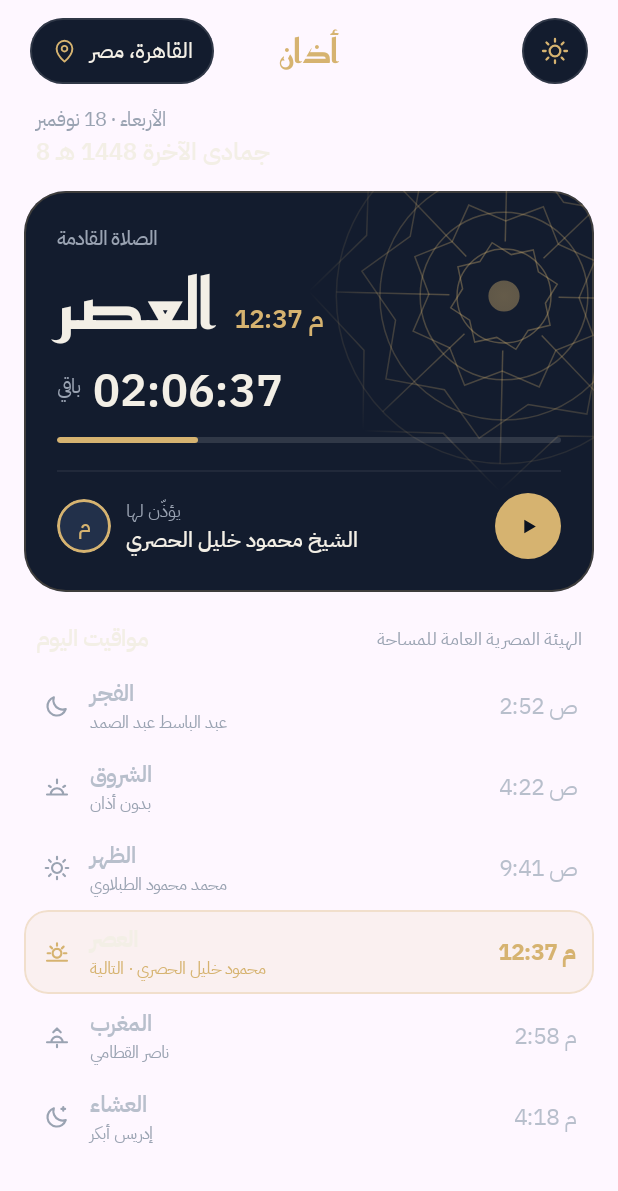
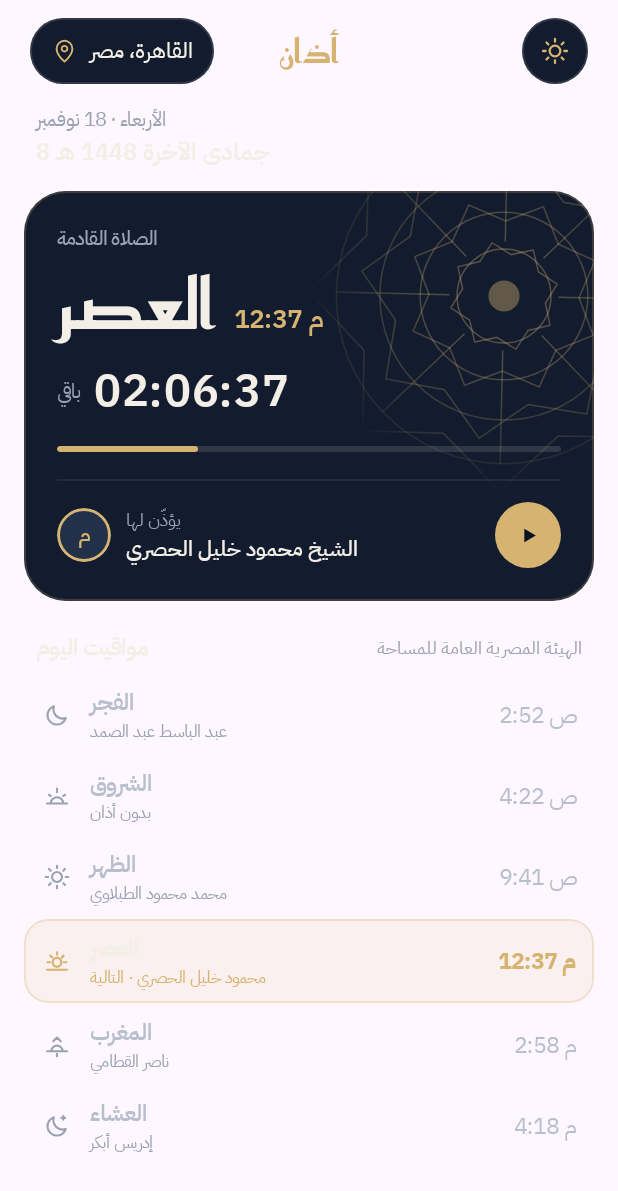
Before and after one commit to Abdelrahman2213/first-project, an Android app built with Jetpack Compose: the composable HomeScreen shown on its own in the app's theme, on a phone screen of 412 x 824 dp. Shown: the top 1191 px of the screen. Run offline under Robolectric (Android 15) with nearby library versions, the phone set to English and light mode, and no system bars.

Commit message:
Fix countdown digits drawn as ellipsis; UI test checks
Co-Authored-By: Claude Opus 5.5 <noreply@anthropic.com>
Claude-Session: https://claude.ai/code/session_01PWUkXM3KJ4qQ2rmhRBxHvt

```diff
--- a/app/src/main/java/com/athaan/app/ui/screens/HomeScreen.kt
+++ b/app/src/main/java/com/athaan/app/ui/screens/HomeScreen.kt
@@ -244,15 +244,14 @@ fun HomeScreen(vm: AppViewModel, onLocation: () -> Unit, onPrayer: (Prayer) -> U
 @Composable
 private fun RollingText(text: String, size: TextUnit) {
     val density = androidx.compose.ui.platform.LocalDensity.current
-    val digitW = with(density) { (size * 0.6f).toDp() }
-    val colonW = with(density) { (size * 0.3f).toDp() }
-    val cellH = with(density) { (size * 1.3f).toDp() }
+    val digitW = with(density) { (size * 0.62f).toDp() }
+    val colonW = with(density) { (size * 0.32f).toDp() }
     // Digits always read left-to-right, even in the Arabic layout.
     CompositionLocalProvider(LocalLayoutDirection provides LayoutDirection.Ltr) {
         Row(verticalAlignment = Alignment.CenterVertically) {
             text.forEachIndexed { i, ch ->
                 val w = if (ch.isDigit()) digitW else colonW
-                Box(Modifier.width(w).height(cellH).clipToBounds(), contentAlignment = Alignment.Center) {
+                Box(Modifier.width(w).clipToBounds(), contentAlignment = Alignment.Center) {
                     AnimatedContent(
                         targetState = ch,
                         transitionSpec = {
@@ -261,7 +260,13 @@ private fun RollingText(text: String, size: TextUnit) {
                         },
                         contentAlignment = Alignment.Center,
                         label = "digit$i",
-                    ) { c -> T(c.toString(), size, FontWeight.SemiBold, lineHeight = size * 1.2f) }
+                    ) { c ->
+                        // No ellipsis and no wrapping: a single glyph must always be drawn in full.
+                        androidx.compose.material3.Text(
+                            c.toString(), fontSize = size, fontWeight = FontWeight.SemiBold, fontFamily = com.athaan.app.ui.theme.Plex,
+                            color = AC.Text, maxLines = 1, softWrap = false, overflow = androidx.compose.ui.text.style.TextOverflow.Visible,
+                        )
+                    }
                 }
             }
         }
```
Also changed, not shown: 2 other files.
